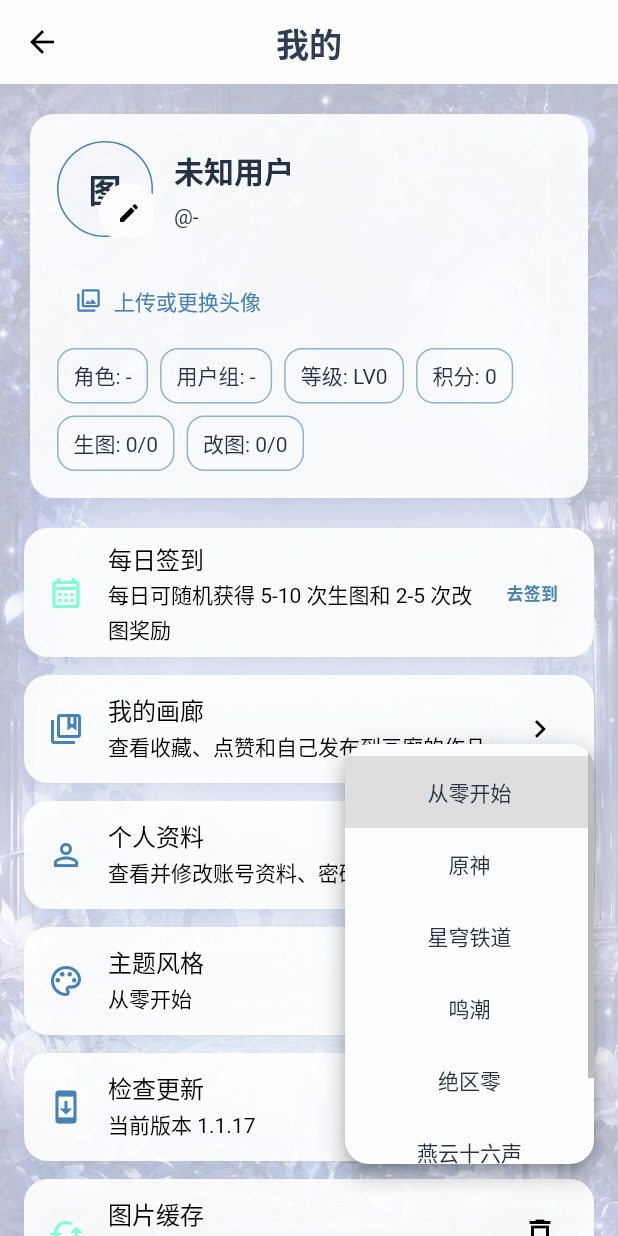
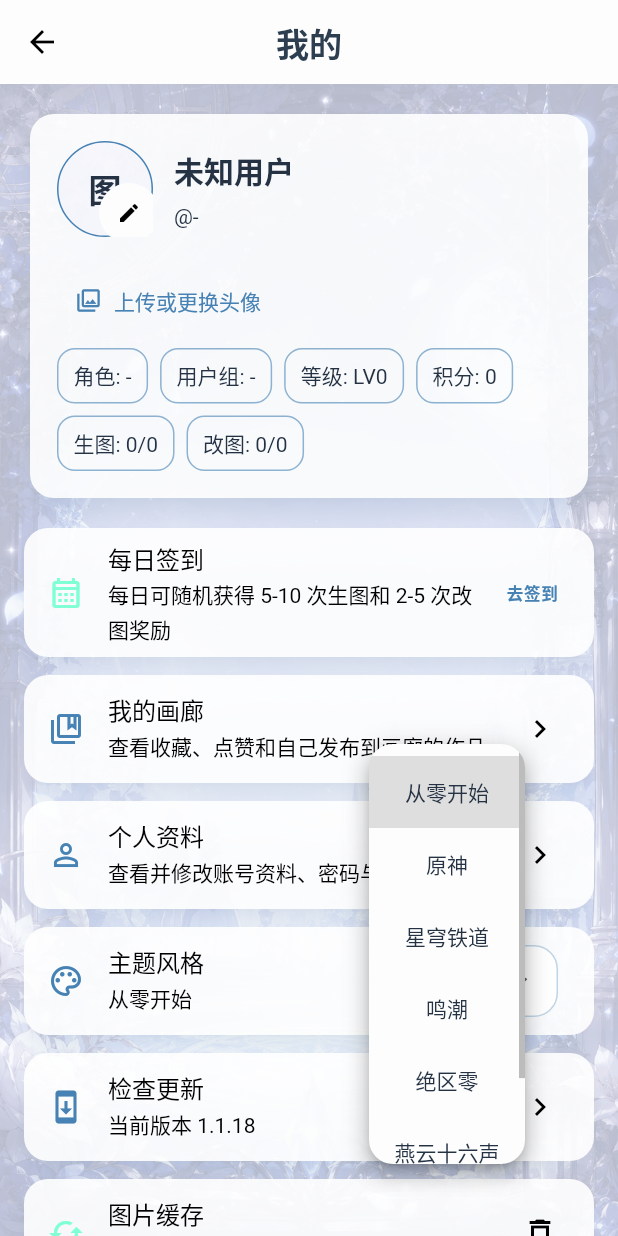
Before and after one commit to dq52099/RE0, a Flutter app: the ProfileScreen screen opened directly, after a tap on "从零开始", on a phone screen of 412 x 824 dp. Run offline on Flutter 3.47's test engine with Material 3 defaults, Android fonts, the phone set to English and light mode, and no system bars; our stand-ins replace cookie_jar, dio, dio_cookie_manager, flutter_riverpod, image_cropper, image_picker and 1 more; accounts and stored records are empty; network calls fail.

Commit message:
Use compatible dropdown menu width

```diff
--- a/lib/core/compact_dropdown_field.dart
+++ b/lib/core/compact_dropdown_field.dart
@@ -26,26 +26,29 @@ class CompactDropdownField<T> extends StatelessWidget {
           fontWeight: FontWeight.w400,
           height: 1.3,
         );
+    final decoration = InputDecoration(
+      labelText: label,
+      contentPadding: const EdgeInsets.symmetric(horizontal: 12, vertical: 10),
+      labelStyle: Theme.of(context).textTheme.bodySmall?.copyWith(
+            fontWeight: FontWeight.w400,
+          ),
+    );
 
     return SizedBox(
       width: width,
-      child: DropdownButtonFormField<T>(
+      child: InputDecorator(
+        decoration: decoration,
+        child: DropdownButtonHideUnderline(
+          child: DropdownButton<T>(
             value: value,
             isDense: true,
             isExpanded: true,
             menuMaxHeight: 280,
             menuWidth: menuWidth,
+            alignment: Alignment.center,
             borderRadius: BorderRadius.circular(16),
-        alignment: Alignment.center,
             icon: const Icon(Icons.expand_more, size: 18),
             style: bodyStyle,
-        decoration: InputDecoration(
-          labelText: label,
-          contentPadding: const EdgeInsets.symmetric(horizontal: 12, vertical: 10),
-          labelStyle: Theme.of(context).textTheme.bodySmall?.copyWith(
-                fontWeight: FontWeight.w400,
-              ),
-        ),
             items: items,
             selectedItemBuilder: (context) => selectedLabels
                 .map(
@@ -60,6 +63,8 @@ class CompactDropdownField<T> extends StatelessWidget {
                 )
                 .toList(),
             onChanged: onChanged,
+          ),
+        ),
       ),
     );
   }
--- a/lib/core/providers.dart
+++ b/lib/core/providers.dart
@@ -26,8 +26,8 @@ final appUpdateProvider = Provider<AppUpdateService>((ref) {
     appId: 're0',
     appName: '从零开始生图',
     packageName: 'com.dq52099.re0',
-    currentVersionName: '1.1.17',
-    currentVersionCode: 10117,
+    currentVersionName: '1.1.18',
+    currentVersionCode: 10118,
   );
 });
 
--- a/pubspec.yaml
+++ b/pubspec.yaml
@@ -1,6 +1,6 @@
 name: re0
 description: 从零开始的异世界生图
-version: 1.1.17+10117
+version: 1.1.18+10118
 
 environment:
   sdk: '>=3.0.0 <4.0.0'
```
Lines whose indentation alone changed are shown as unchanged.
